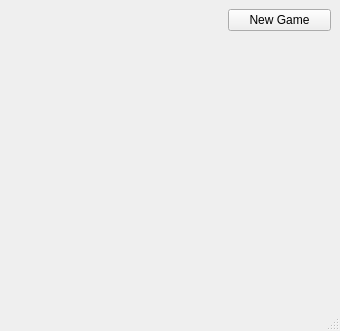
sssiss1/C-, file MineSweeper/src/View/MainWindow.ui: the form before one commit.
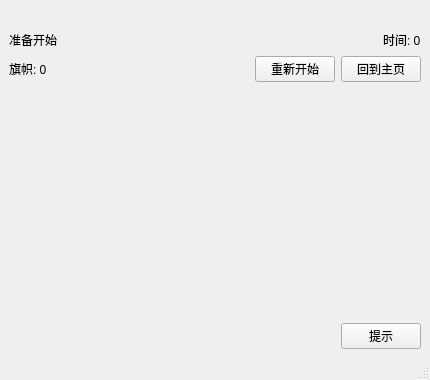
The form after the commit.

Diff of the .ui file:
```diff
--- a/MineSweeper/src/View/MainWindow.ui
+++ b/MineSweeper/src/View/MainWindow.ui
@@ -6,45 +6,150 @@
             <rect>
                 <x>0</x>
                 <y>0</y>
-                <width>340</width>
-                <height>331</height>
+    <width>430</width>
+    <height>380</height>
             </rect>
         </property>
         <property name="windowTitle">
             <string>MineSweeper</string>
         </property>
         <widget class="QWidget" name="centralwidget">
-            <layout class="QVBoxLayout" name="verticalLayout" stretch="0,1">
+   <layout class="QVBoxLayout" name="verticalLayout" stretch="0,0,1,0">
                 <item>
-                    <layout class="QHBoxLayout" name="horizontalLayout">
+     <widget class="QLabel" name="campaignStatusLabel">
+      <property name="font">
+       <font>
+        <pointsize>10</pointsize>
+        <weight>75</weight>
+        <bold>true</bold>
+       </font>
+      </property>
+      <property name="text">
+       <string/>
+      </property>
+      <property name="alignment">
+       <set>Qt::AlignCenter</set>
+      </property>
+     </widget>
+    </item>
+    <item>
+     <layout class="QVBoxLayout" name="topPanelLayout">
+      <item>
+       <layout class="QHBoxLayout" name="topRowLayout">
                         <item>
                             <widget class="QLabel" name="statusLabel">
                                 <property name="text">
-                                    <string/>
+           <string>准备开始</string>
                                 </property>
                             </widget>
                         </item>
+        <item>
+         <spacer name="topRowSpacer">
+          <property name="orientation">
+           <enum>Qt::Horizontal</enum>
+          </property>
+          <property name="sizeHint" stdset="0">
+           <size>
+            <width>40</width>
+            <height>20</height>
+           </size>
+          </property>
+         </spacer>
+        </item>
+        <item>
+         <widget class="QLabel" name="timeLabel">
+          <property name="text">
+           <string>时间: 0</string>
+          </property>
+         </widget>
+        </item>
+       </layout>
+      </item>
+      <item>
+       <layout class="QHBoxLayout" name="bottomRowLayout">
                         <item>
                             <widget class="QLabel" name="flagsLabel">
                                 <property name="text">
-                                    <string/>
+           <string>旗帜: 0</string>
                                 </property>
                             </widget>
                         </item>
+        <item>
+         <spacer name="bottomRowSpacer">
+          <property name="orientation">
+           <enum>Qt::Horizontal</enum>
+          </property>
+          <property name="sizeHint" stdset="0">
+           <size>
+            <width>40</width>
+            <height>20</height>
+           </size>
+          </property>
+         </spacer>
+        </item>
                         <item>
                             <widget class="QPushButton" name="newGameButton">
                                 <property name="text">
-                                    <string>New Game</string>
-                                </property>
-                            </widget>
+           <string>重新开始</string>
+          </property>
+         </widget>
+        </item>
+        <item>
+         <widget class="QPushButton" name="homeButton">
+          <property name="text">
+           <string>回到主页</string>
+          </property>
+         </widget>
+        </item>
+       </layout>
                         </item>
                     </layout>
                 </item>
                 <item>
                     <widget class="QWidget" name="grids" native="true">
-                        <layout class="QGridLayout" name="gridLayout"/>
-                    </widget>
-                </item>
+      <layout class="QGridLayout" name="gridLayout">
+       <property name="leftMargin">
+        <number>0</number>
+       </property>
+       <property name="topMargin">
+        <number>0</number>
+       </property>
+       <property name="rightMargin">
+        <number>0</number>
+       </property>
+       <property name="bottomMargin">
+        <number>0</number>
+       </property>
+       <property name="spacing">
+        <number>2</number>
+       </property>
+      </layout>
+     </widget>
+    </item>
+    <item>
+     <layout class="QHBoxLayout" name="bottomPanelLayout">
+      <item>
+       <spacer name="horizontalSpacer">
+        <property name="orientation">
+         <enum>Qt::Horizontal</enum>
+        </property>
+        <property name="sizeHint" stdset="0">
+         <size>
+          <width>40</width>
+          <height>20</height>
+         </size>
+        </property>
+       </spacer>
+      </item>
+      <item>
+       <widget class="QPushButton" name="hintButton">
+        <property name="text">
+         <string>提示</string>
+        </property>
+       </widget>
+      </item>
+     </layout>
+    </item>
             </layout>
         </widget>
         <widget class="QStatusBar" name="statusbar"/>
```
Left out of the diff: 2 changed lines with no effect on the pictures. Lines whose indentation alone changed are shown as unchanged.
